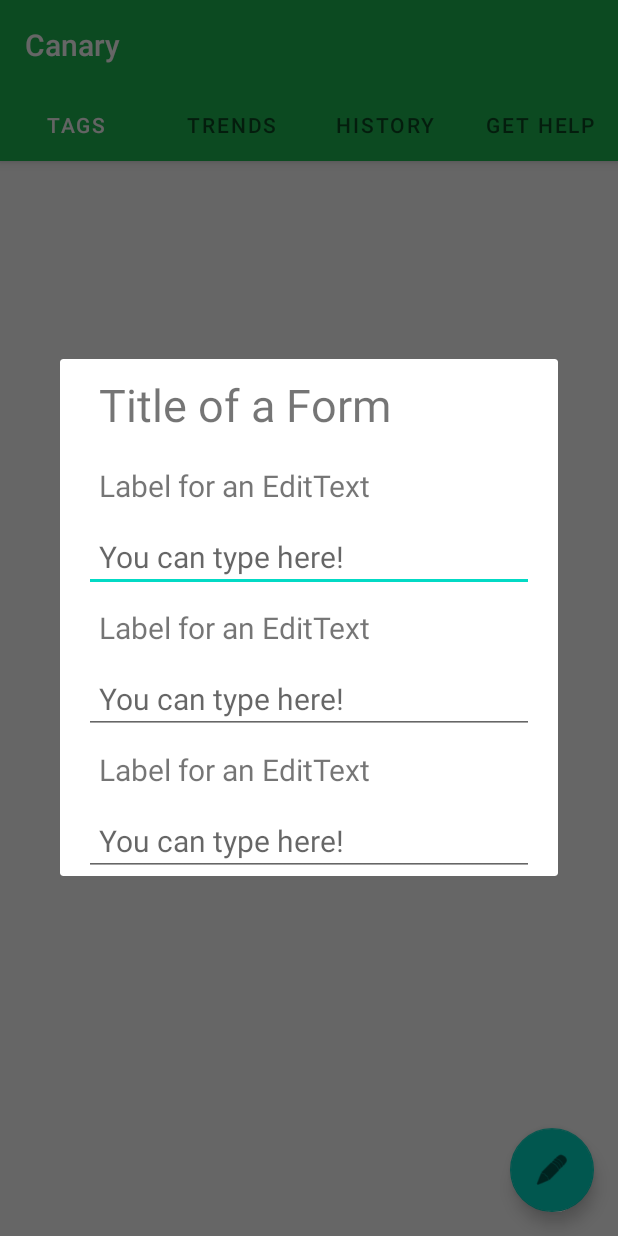
After one commit to yahancheng/canary, an Android app: the fragment MoodEntryFragment placed in its activity, on a phone screen of 412 x 824 dp. The commit adds this screen. Run offline under Robolectric (Android 15) with nearby library versions, the phone set to English and light mode, and no system bars; 2 statements that could not run were skipped.

Commit message:
Create example form in a dialog fragment from the floating action button

```diff
--- a/app/src/main/java/com/chelseatroy/canary/MainActivity.kt
+++ b/app/src/main/java/com/chelseatroy/canary/MainActivity.kt
@@ -2,13 +2,11 @@ package com.chelseatroy.canary
 
 import android.os.Bundle
 import com.google.android.material.floatingactionbutton.FloatingActionButton
-import com.google.android.material.snackbar.Snackbar
 import com.google.android.material.tabs.TabLayout
 import androidx.viewpager.widget.ViewPager
 import androidx.appcompat.app.AppCompatActivity
-import android.view.Menu
-import android.view.MenuItem
 import androidx.viewpager.widget.PagerAdapter
+import com.chelseatroy.canary.ui.main.MoodEntryFragment
 import com.chelseatroy.canary.ui.main.SectionsPagerAdapter
 
 class MainActivity : AppCompatActivity() {
@@ -23,11 +21,17 @@ class MainActivity : AppCompatActivity() {
         viewPager.adapter = sectionsPagerAdapter
         val tabs: TabLayout = findViewById(R.id.tabs)
         tabs.setupWithViewPager(viewPager)
-        val fab: FloatingActionButton = findViewById(R.id.fab)
 
-        fab.setOnClickListener { view ->
-            Snackbar.make(view, "Replace with your own action", Snackbar.LENGTH_LONG)
-                    .setAction("Action", null).show()
+        val floatingActionButton: FloatingActionButton = findViewById(R.id.add_entry_button)
+        floatingActionButton.setOnClickListener { view ->
+            val fragmentTransaction = supportFragmentManager.beginTransaction()
+            val existingMoodEntryFragment = supportFragmentManager.findFragmentByTag(getString(R.string.mood_entry_fragment_tag))
+            if (existingMoodEntryFragment != null) {
+                fragmentTransaction.remove(existingMoodEntryFragment)
+            }
+            fragmentTransaction.addToBackStack(null)
+            val dialogFragment = MoodEntryFragment()
+            dialogFragment.show(fragmentTransaction, getString(R.string.mood_entry_fragment_tag))
         }
     }
 }
--- a/app/src/main/java/com/chelseatroy/canary/ui/main/FireMissilesDialogFragment.kt
+++ /dev/null
@@ -1,31 +0,0 @@
-package com.chelseatroy.canary.ui.main
-
-import android.app.AlertDialog
-import android.app.Dialog
-import android.content.DialogInterface
-import android.os.Bundle
-import androidx.fragment.app.DialogFragment
-import com.chelseatroy.canary.R
-
-
-class FireMissilesDialogFragment : DialogFragment() {
-
-//    override fun onCreateDialog(savedInstanceState: Bundle): Dialog {
-//        return activity?.let {
-//            // Use the Builder class for convenient dialog construction
-//            val builder = AlertDialog.Builder(it)
-//            builder.setMessage("Fire missiles?")
-//                .setPositiveButton("FIRE!",
-//                    DialogInterface.OnClickListener { dialog, id ->
-//                        // FIRE ZE MISSILES!
-//                    })
-//                .setNegativeButton(
-//                    "CANCEL",
-//                    DialogInterface.OnClickListener { dialog, id ->
-//                        // User cancelled the dialog
-//                    })
-//            // Create the AlertDialog object and return it
-//            builder.create()
-//        } ?: throw IllegalStateException("Activity cannot be null")
-//    }
-}
--- /dev/null
+++ b/app/src/main/java/com/chelseatroy/canary/ui/main/MoodEntryFragment.kt
@@ -0,0 +1,27 @@
+package com.chelseatroy.canary.ui.main
+
+import android.app.Dialog
+import android.app.PendingIntent.getActivity
+import android.os.Bundle
+import android.view.LayoutInflater
+import android.view.View
+import android.view.ViewGroup
+import androidx.core.content.res.TypedArrayUtils.getString
+import androidx.fragment.app.DialogFragment
+import com.chelseatroy.canary.R
+
+
+class MoodEntryFragment : DialogFragment() {
+    /** The system calls this to get the DialogFragment's layout, regardless
+    of whether it's being displayed as a dialog or an embedded fragment. */
+    override fun onCreateView(
+        inflater: LayoutInflater,
+        container: ViewGroup?,
+        savedInstanceState: Bundle?
+    ): View {
+        // Inflate the layout to use as dialog or embedded fragment
+        return inflater.inflate(R.layout.fragment_mood_entry, container, false)
+    }
+
+
+}
--- a/app/src/main/res/layout/activity_main.xml
+++ b/app/src/main/res/layout/activity_main.xml
@@ -36,7 +36,7 @@
     </com.google.android.material.appbar.AppBarLayout>
 
     <com.google.android.material.floatingactionbutton.FloatingActionButton
-        android:id="@+id/fab"
+        android:id="@+id/add_entry_button"
         android:layout_width="wrap_content"
         android:layout_height="wrap_content"
         android:layout_gravity="bottom|end"
--- /dev/null
+++ b/app/src/main/res/layout/fragment_mood_entry.xml
@@ -0,0 +1,60 @@
+<?xml version="1.0" encoding="utf-8"?>
+<LinearLayout xmlns:android="http://schemas.android.com/apk/res/android"
+    android:layout_width="match_parent"
+    android:layout_height="match_parent"
+    android:paddingLeft="16dp"
+    android:paddingRight="16dp"
+    android:orientation="vertical"
+    >
+    <TextView
+        android:layout_width="wrap_content"
+        android:layout_height="wrap_content"
+        android:padding="10dp"
+        android:text="Title of a Form"
+        android:textFontWeight="6"
+        android:textSize="30sp" />
+
+    <TextView
+        android:layout_width="wrap_content"
+        android:layout_height="wrap_content"
+        android:padding="10dp"
+        android:text="Label for an EditText"
+        android:textSize="20sp" />
+
+    <EditText
+        android:layout_width="300dp"
+        android:layout_height="wrap_content"
+        android:hint="You can type here!"
+        android:padding="10dp"
+        android:inputType="text"
+        android:textSize="20sp" />
+    <TextView
+        android:layout_width="wrap_content"
+        android:layout_height="wrap_content"
+        android:padding="10dp"
+        android:text="Label for an EditText"
+        android:textSize="20sp" />
+
+    <EditText
+        android:layout_width="300dp"
+        android:layout_height="wrap_content"
+        android:hint="You can type here!"
+        android:padding="10dp"
+        android:inputType="text"
+        android:textSize="20sp" />
+    <TextView
+        android:layout_width="wrap_content"
+        android:layout_height="wrap_content"
+        android:padding="10dp"
+        android:text="Label for an EditText"
+        android:textSize="20sp" />
+
+    <EditText
+        android:layout_width="300dp"
+        android:layout_height="wrap_content"
+        android:hint="You can type here!"
+        android:padding="10dp"
+        android:inputType="text"
+        android:textSize="20sp" />
+
+</LinearLayout>
--- a/app/src/main/res/values/strings.xml
+++ b/app/src/main/res/values/strings.xml
@@ -4,4 +4,5 @@
     <string name="trends">Trends</string>
     <string name="history">History</string>
     <string name="get_help">Get Help</string>
+    <string name="mood_entry_fragment_tag">mood_entry</string>
 </resources>
--- a/app/src/main/res/values/styles.xml
+++ b/app/src/main/res/values/styles.xml
@@ -6,6 +6,11 @@
         <item name="colorPrimary">@color/colorPrimary</item>
         <item name="colorPrimaryDark">@color/colorPrimaryDark</item>
         <item name="colorAccent">@color/colorAccent</item>
+    </style>
+
+    <style name="Theme.Material.Light.Dialog.NoMinWidth" parent="android:Theme.Material.Light.Dialog">
+        <item name="android:windowMinWidthMinor">0dip</item>
+        <item name="android:windowMinWidthMajor">0dip</item>
     </style>
 
     <style name="AppTheme.NoActionBar">
```
Also changed, not shown: 1 other file.
